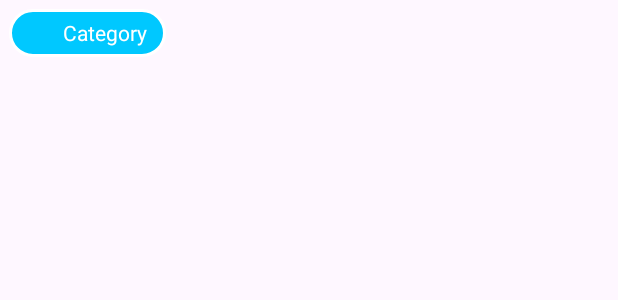
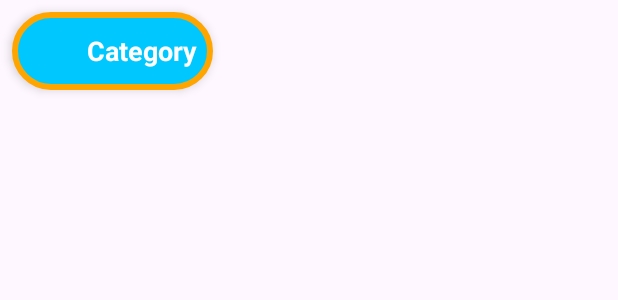
Before and after one commit to ledinhbach2k4/TechTopStoreAndroid, an Android app: the layout item_category.xml on its own in the app's theme, with its tools: preview values and no code run, on a phone screen of 412 x 824 dp. Shown: the top 300 px of the screen. Run offline under Robolectric (Android 15) with nearby library versions, the phone set to English and light mode, and no system bars.

Commit message:
update 31/03/2025

```diff
--- a/app/src/main/res/drawable/background_category.xml
+++ b/app/src/main/res/drawable/background_category.xml
@@ -6,10 +6,10 @@
     <solid android:color="#00c8ff"/>
 
     <!-- Bo góc -->
-    <corners android:radius="20dp"/>
+    <corners android:radius="25dp"/>
 
     <!-- Viền (stroke) -->
     <stroke
-        android:width="2dp"
-        android:color="#FFFFFF"/>
+        android:width="4dp"
+        android:color="#ffA500"/>
 </shape>
--- a/app/src/main/res/layout/item_category.xml
+++ b/app/src/main/res/layout/item_category.xml
@@ -3,26 +3,26 @@
     android:layout_width="wrap_content"
     android:layout_height="wrap_content"
     android:orientation="horizontal"
-    android:padding="6dp"
-    android:layout_margin="6dp"
+    android:padding="10dp"
+    android:layout_margin="8dp"
     android:background="@drawable/background_category"
-    android:gravity="center_vertical">
+    android:gravity="center_vertical"
+    android:elevation="4dp"> <!-- Tạo cảm giác nổi hơn -->
 
     <!-- Thumbnail sản phẩm -->
     <ImageView
         android:id="@+id/iv_category_thumbnail"
-        android:layout_width="20dp"
-        android:layout_height="20dp"
+        android:layout_width="32dp"
+        android:layout_height="32dp"
         android:scaleType="centerCrop"
-        android:layout_marginEnd="4dp"
-        android:layout_gravity="center_vertical"/>
+        android:layout_marginEnd="8dp"/>
 
     <TextView
         android:id="@+id/tv_category_name"
         android:text="Category"
         android:layout_width="wrap_content"
         android:layout_height="wrap_content"
-        android:layout_gravity="center_vertical"
-        android:textColor="@android:color/white"
-        android:paddingHorizontal="6dp"/>
+        android:textSize="18sp"
+        android:textStyle="bold"
+        android:textColor="@android:color/white"/>
 </LinearLayout>
```
Also changed, not shown: app/src/main/res/drawable/circle_border.xml (added, +19 -0 lines), app/src/main/res/drawable/search_background.xml (added, +11 -0 lines), app/src/main/res/layout/fragment_home.xml (+21 -9 lines), app/src/main/res/drawable/ic_user.png (added).
